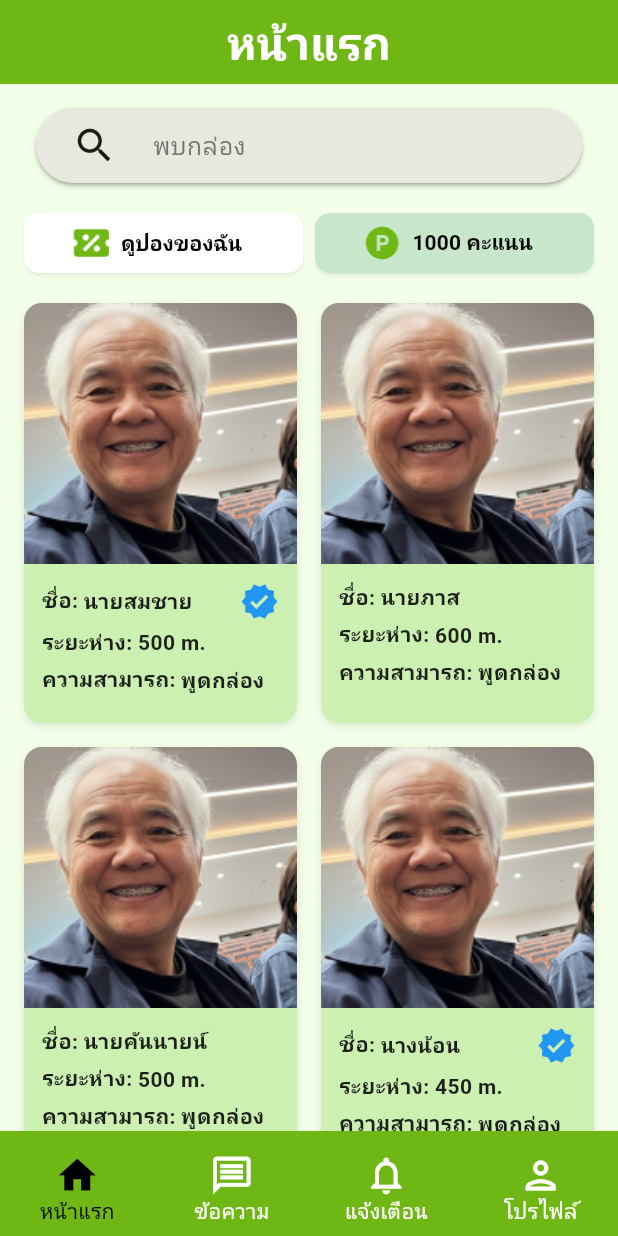
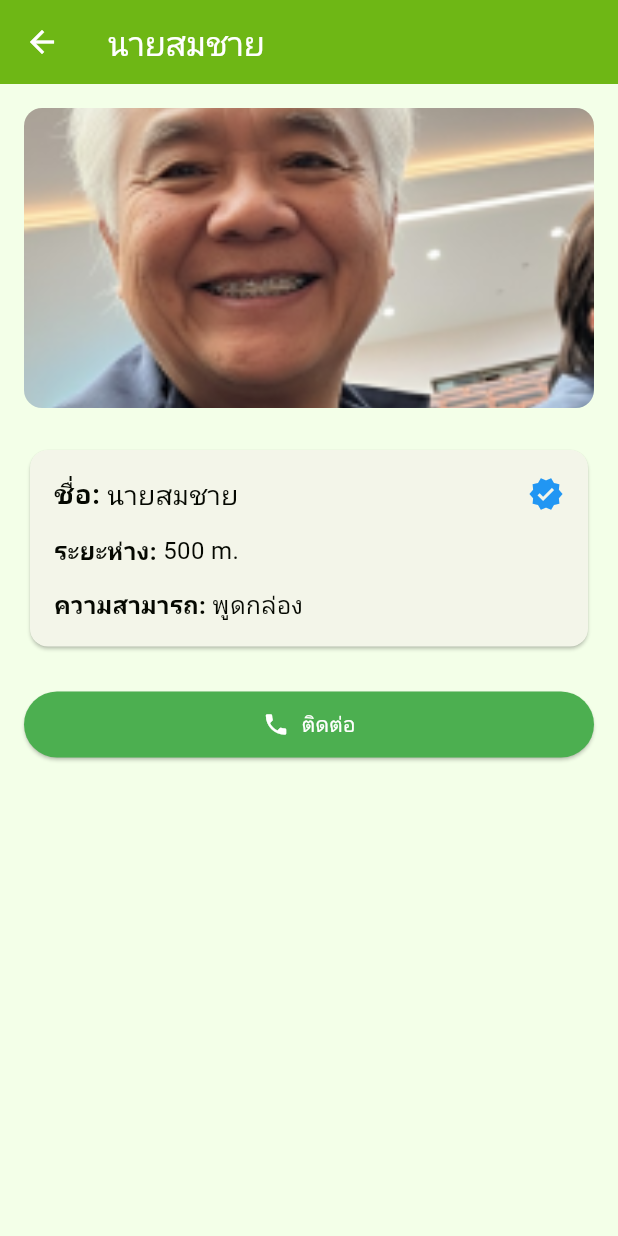
Before and after one commit to DisEzMike/waiwan, a Flutter app: the screen it shows after launch, after a tap on "ชื่อ:", on a phone screen of 412 x 824 dp. Run offline on Flutter 3.47's test engine with Material 3 defaults, Android fonts, the phone set to English and light mode, and no system bars; our stand-ins replace google_fonts; Roboto replaces fonts that are missing (Kanit).

Commit message:
add profile page

```diff
--- /dev/null
+++ b/lib/screens/elderlyscreen/elderly_profile.dart
@@ -0,0 +1,142 @@
+import 'package:flutter/material.dart';
+import 'elderlyperson.dart';
+
+class ElderlyProfilePage extends StatelessWidget {
+  final ElderlyPerson person;
+
+  const ElderlyProfilePage({
+    super.key,
+    required this.person,
+  });
+
+  @override
+  Widget build(BuildContext context) {
+    return Scaffold(
+      appBar: AppBar(
+        title: Text(person.name),
+        backgroundColor: Theme.of(context).colorScheme.primary,
+        foregroundColor: Theme.of(context).colorScheme.onPrimary,
+      ),
+      body: SingleChildScrollView(
+        padding: const EdgeInsets.all(16.0),
+        child: Column(
+          crossAxisAlignment: CrossAxisAlignment.start,
+          children: [
+            // Profile Image
+            Center(
+              child: ClipRRect(
+                borderRadius: BorderRadius.circular(12),
+                child: Image.asset(
+                  person.imageUrl,
+                  height: 200,
+                  width: double.infinity,
+                  fit: BoxFit.cover,
+                  errorBuilder: (context, error, stackTrace) {
+                    return Container(
+                      height: 200,
+                      color: Colors.grey[200],
+                      child: const Icon(
+                        Icons.person,
+                        size: 80,
+                        color: Colors.grey,
+                      ),
+                    );
+                  },
+                ),
+              ),
+            ),
+            const SizedBox(height: 24),
+
+            // Profile Details
+            Card(
+              child: Padding(
+                padding: const EdgeInsets.all(16.0),
+                child: Column(
+                  crossAxisAlignment: CrossAxisAlignment.start,
+                  children: [
+                    Row(
+                      children: [
+                        const Text(
+                          'ชื่อ: ',
+                          style: TextStyle(
+                            fontSize: 18,
+                            fontWeight: FontWeight.bold,
+                          ),
+                        ),
+                        Expanded(
+                          child: Text(
+                            person.name,
+                            style: const TextStyle(fontSize: 18),
+                          ),
+                        ),
+                        if (person.isVerified)
+                          const Icon(
+                            Icons.verified,
+                            color: Colors.blue,
+                            size: 24,
+                          ),
+                      ],
+                    ),
+                    const SizedBox(height: 12),
+                    Row(
+                      children: [
+                        const Text(
+                          'ระยะห่าง: ',
+                          style: TextStyle(
+                            fontSize: 16,
+                            fontWeight: FontWeight.bold,
+                          ),
+                        ),
+                        Text(
+                          person.distance,
+                          style: const TextStyle(fontSize: 16),
+                        ),
+                      ],
+                    ),
+                    const SizedBox(height: 12),
+                    Row(
+                      children: [
+                        const Text(
+                          'ความสามารถ: ',
+                          style: TextStyle(
+                            fontSize: 16,
+                            fontWeight: FontWeight.bold,
+                          ),
+                        ),
+                        Expanded(
+                          child: Text(
+                            person.ability,
+                            style: const TextStyle(fontSize: 16),
+                          ),
+                        ),
+                      ],
+                    ),
+                  ],
+                ),
+              ),
+            ),
+
+            const SizedBox(height: 24),
+
+            // Action Buttons
+            SizedBox(
+              width: double.infinity,
+              child: ElevatedButton.icon(
+                icon: const Icon(Icons.phone),
+                label: const Text('ติดต่อ'),
+                onPressed: () {
+                  // TODO: Implement contact action
+                },
+                style: ElevatedButton.styleFrom(
+                  backgroundColor: Colors.green,
+                  foregroundColor: Colors.white,
+                  padding: const EdgeInsets.symmetric(vertical: 12),
+                ),
+              ),
+            ),
+          ],
+        ),
+      ),
+    );
+  }
+}
--- a/lib/screens/elderlyscreen/elderly_screen.dart
+++ b/lib/screens/elderlyscreen/elderly_screen.dart
@@ -1,6 +1,7 @@
 import 'package:flutter/material.dart';
 import 'demo_data.dart';
 import 'card.dart';
+import 'elderly_profile.dart';
 
 class ElderlyScreen extends StatelessWidget {
   const ElderlyScreen({super.key});
@@ -101,8 +102,13 @@ class ElderlyScreen extends StatelessWidget {
                 return ElderlyPersonCard(
                   person: person,
                   onTap: () {
-                    // Handle card tap
-                    print('Tapped on ${person.name}');
+                    // Navigate to elderly profile page
+                    Navigator.push(
+                      context,
+                      MaterialPageRoute(
+                        builder: (context) => ElderlyProfilePage(person: person),
+                      ),
+                    );
                   },
                 );
               },
```
